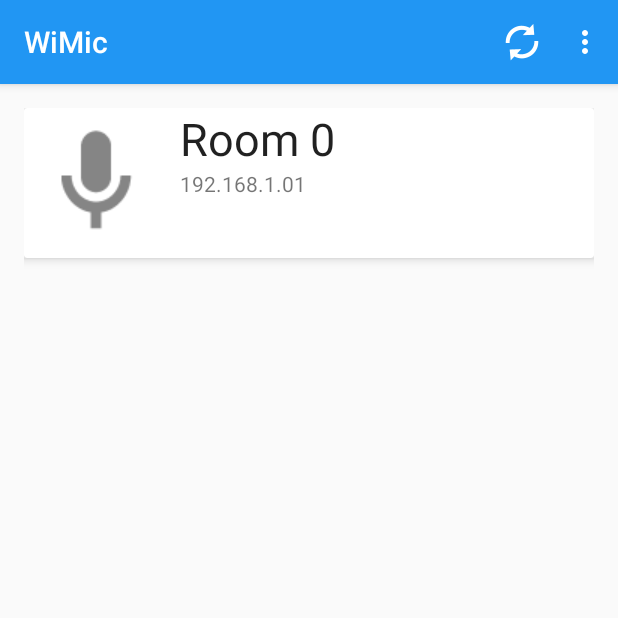
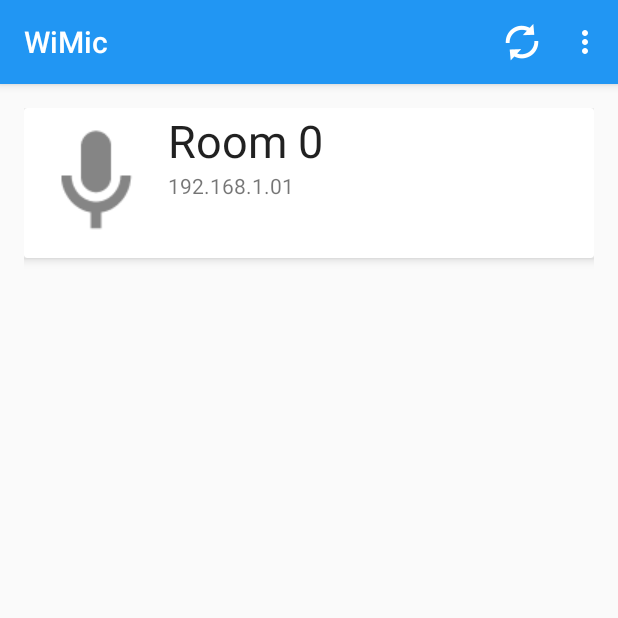
Before and after one commit to shivamdixit/WiMic, an Android app: the screen it shows after launch (MainActivity), on a phone screen of 412 x 824 dp, the top half of it. Run offline under Robolectric (Android 15) with nearby library versions, the phone set to English and light mode, and no system bars.

Commit message:
Updated card view layout. Aligned properly
Signed-off-by: Shivam Dixit <shivamd001@gmail.com>

```diff
--- a/app/src/main/res/layout/cards_layout.xml
+++ b/app/src/main/res/layout/cards_layout.xml
@@ -21,9 +21,7 @@
                 android:id="@+id/mic_photo"
                 android:layout_alignParentLeft="true"
                 android:layout_alignParentStart="true"
-                android:layout_alignParentTop="true"
-                android:layout_marginRight="8dp"
-                android:layout_marginEnd="8dp" />
+                android:layout_alignParentTop="true" />
 
             <TextView
                 android:id="@+id/info_text"
@@ -33,7 +31,8 @@
                 android:layout_toEndOf="@+id/mic_photo"
                 android:layout_alignParentTop="true"
                 android:textSize="30sp"
-                android:textColor="@color/room_name" />
+                android:textColor="@color/room_name"
+                android:layout_marginTop="1.5dp" />
 
             <TextView
                 android:id="@+id/ip_addr"
```
